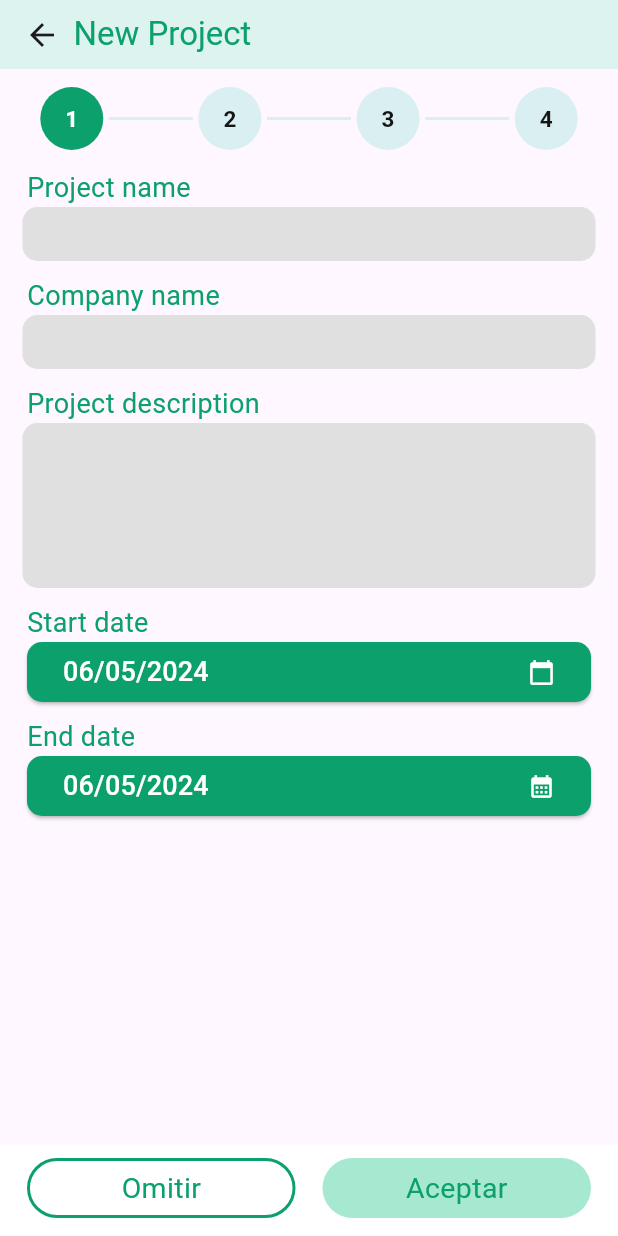
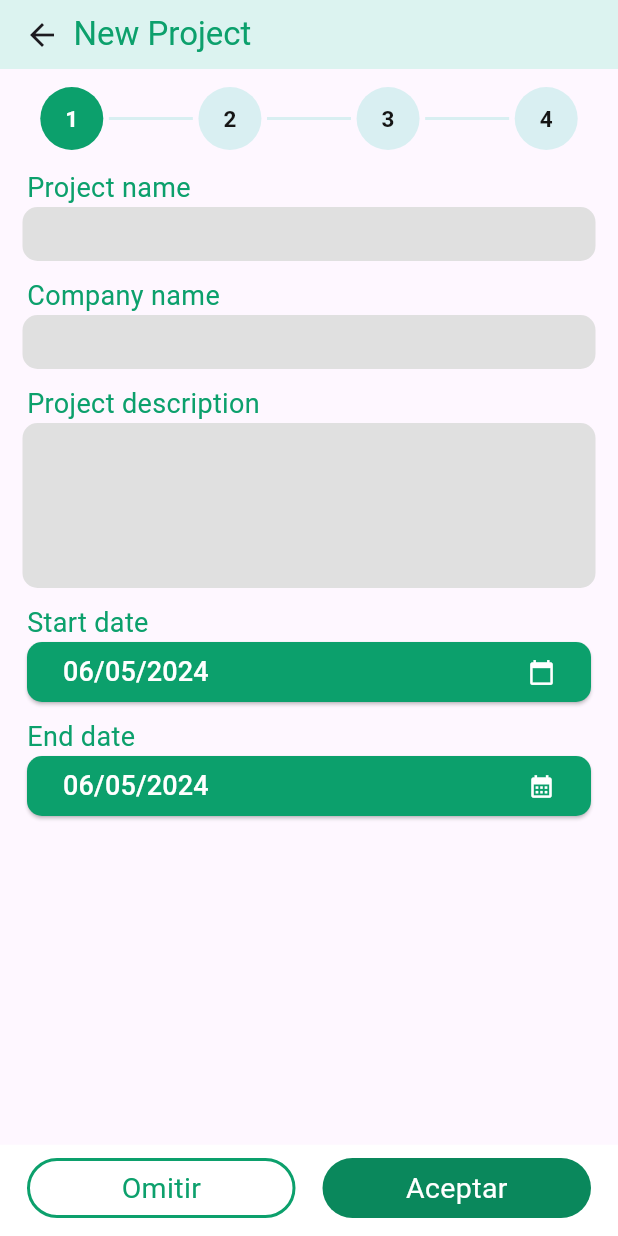
Before and after one commit to salo368/Mobile-Project-Final, a Flutter app: the NewProjectPage screen opened by its route, on a phone screen of 412 x 824 dp. Run offline on Flutter 3.47's test engine with Material 3 defaults, Android fonts, the phone set to English and light mode, and no system bars; our stand-ins replace get.

Commit message:
update connections

```diff
--- a/lib/ui/projects/new_project_page.dart
+++ b/lib/ui/projects/new_project_page.dart
@@ -303,7 +303,7 @@ class _NewProjectPageState extends State<NewProjectPage> {
               flex: 1,
               child: GestureDetector(
                 onTap: () {
-
+                  Get.toNamed("/newServicePage");
                 },
                 child: Expanded(
                   flex: 2,
@@ -314,7 +314,7 @@ class _NewProjectPageState extends State<NewProjectPage> {
                       height: 40,
                       decoration: BoxDecoration(
                         borderRadius: BorderRadius.circular(30),
-                        color: const Color.fromARGB(255, 167, 232, 209)
+                        color: const Color.fromARGB(255, 10, 136, 92)
                             ,
                       ),
                       child: const Center(
@@ -325,12 +325,11 @@ class _NewProjectPageState extends State<NewProjectPage> {
                               "Aceptar",
                               style: TextStyle(
                                 fontSize: 19,
-                                      color: Color.fromARGB(255, 12, 160, 108),
+                                color: Colors.white,
                               ),
                             ),
                           ],
                         ),
-
                       ),
                     ),
                   ),
--- a/lib/ui/projects/new_servicep_page.dart
+++ b/lib/ui/projects/new_servicep_page.dart
@@ -1,4 +1,5 @@
 import 'package:flutter/material.dart';
+import 'package:get/get.dart';
 
 class NewServiceP extends StatelessWidget {
   const NewServiceP({super.key});
@@ -60,7 +61,9 @@ class NewServiceP extends StatelessWidget {
                 mainAxisAlignment: MainAxisAlignment.spaceBetween,
                 children: <Widget>[
                   TextButton(
-                    onPressed: () {},
+                    onPressed: () {
+                      Get.toNamed("/newServicePage");
+                    },
                     style: TextButton.styleFrom(
                       foregroundColor: Colors.grey,
                       shape: RoundedRectangleBorder(
```
Also changed, not shown: lib/ui/projects/new_service_page.dart (+5 -3 lines). Lines whose indentation alone changed are shown as unchanged.
